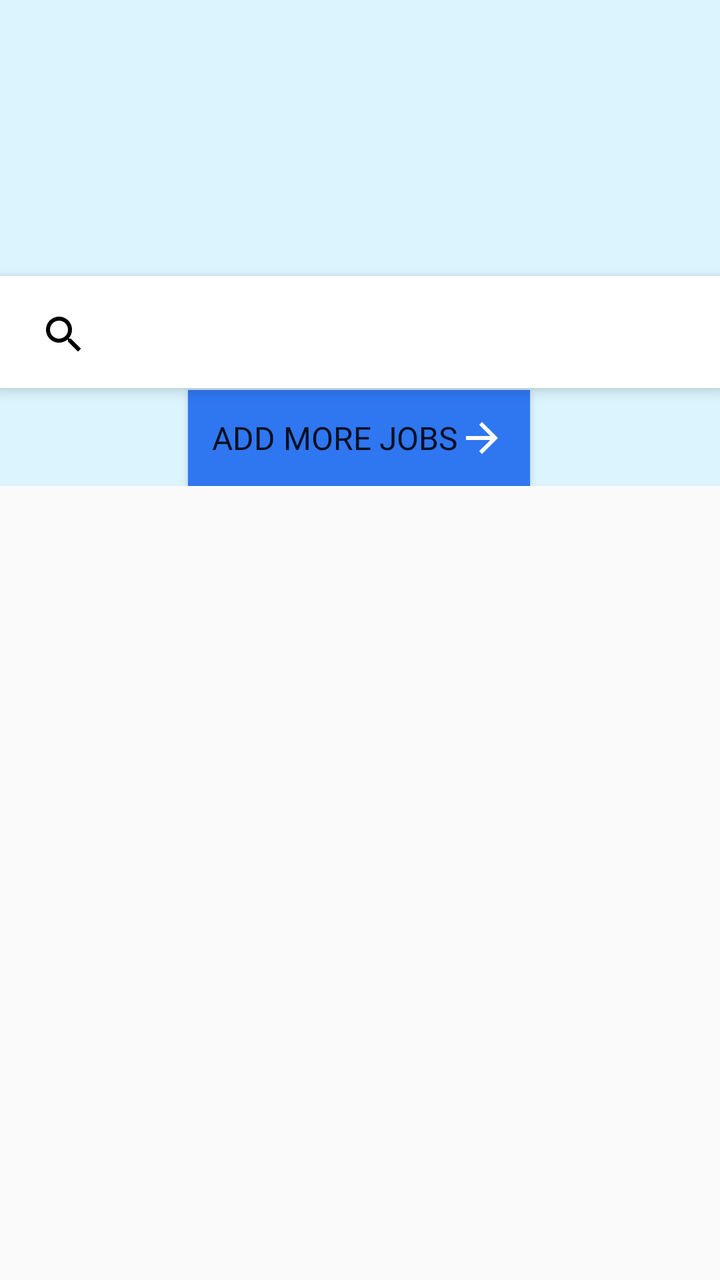
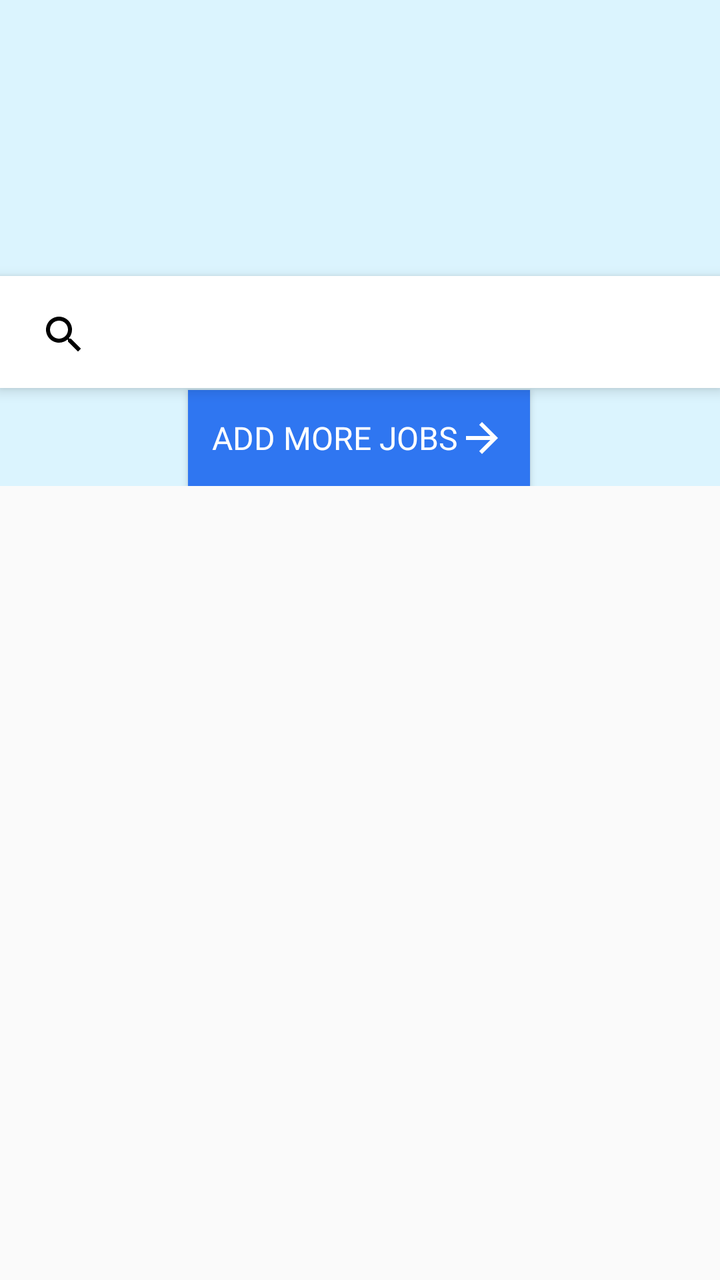

Before-and-after screenshots of an Android layout around one commit, followed by the original layout XML and the change that was made.
<!-- AndroidManifest.xml: application theme AppTheme -->
<!-- res/layout/activity_list__jobs.xml -->
<?xml version="1.0" encoding="utf-8"?>
<ScrollView xmlns:android="http://schemas.android.com/apk/res/android"
    xmlns:app="http://schemas.android.com/apk/res-auto"
    xmlns:tools="http://schemas.android.com/tools"
    android:layout_width="match_parent"
    android:layout_height="match_parent"
    tools:context=".list_Jobs">

    <androidx.constraintlayout.widget.ConstraintLayout
        android:layout_width="match_parent"
        android:layout_height="match_parent"
        android:background="@color/background"
        android:orientation="vertical"
        android:padding="0dp"
        app:layout_constraintBottom_toTopOf="@+id/toolbar"
        app:layout_constraintTop_toTopOf="@+id/toolbar">

        <ImageView
            android:id="@+id/profile"
            android:layout_width="128dp"
            android:layout_height="150dp"
            android:layout_gravity="center"

            app:layout_constraintEnd_toEndOf="parent"
            app:layout_constraintStart_toStartOf="parent"
            app:layout_constraintTop_toTopOf="parent" />

        <androidx.appcompat.widget.Toolbar
            android:id="@+id/toolbar"
            android:layout_width="match_parent"
            android:layout_height="wrap_content"
            android:layout_marginTop="138dp"
            android:background="@color/white"
            android:elevation="4dp"
            android:minHeight="?attr/actionBarSize"
            android:theme="?attr/actionBarTheme"
            app:layout_constraintEnd_toEndOf="parent"
            app:layout_constraintHorizontal_bias="1.0"
            app:layout_constraintStart_toStartOf="parent"
            app:layout_constraintTop_toBottomOf="@id/profile"
            app:layout_constraintTop_toTopOf="parent">


            <EditText
                android:id="@+id/searchEditText"
                android:layout_width="match_parent"
                android:layout_height="wrap_content"
                android:layout_gravity="center"
                android:drawableLeft="@drawable/search"
                android:fontFamily="@font/nunito"
                android:hint="  Search for Jobs"
                android:textColor="@color/cfdialog_button_black_text_color"
                android:textSize="18sp"
                tools:layout_editor_absoluteX="16dp"
                tools:layout_editor_absoluteY="5dp" />

        </androidx.appcompat.widget.Toolbar>

        <androidx.recyclerview.widget.RecyclerView
            android:id="@+id/recyclerViewDemo"
            android:layout_width="match_parent"
            android:layout_height="wrap_content"
            android:layout_marginTop="1dp"
            app:layout_constraintEnd_toEndOf="parent"
            app:layout_constraintStart_toStartOf="parent"
            app:layout_constraintTop_toBottomOf="@+id/toolbar">

        </androidx.recyclerview.widget.RecyclerView>

        <Button
            android:id="@+id/notify123"
            android:layout_width="wrap_content"
            android:layout_height="wrap_content"
            android:background="@color/colorPrimary"
            android:drawableRight="@drawable/ic_arrow_forward_black_24dp"
            android:fontFamily="@font/nunito"
            android:gravity="center"
            android:padding="12dp"
            android:text="Add more Jobs"
            android:textColor="@color/cfdialog_button_white_text_color"
            android:textSize="16sp"
            app:layout_constraintEnd_toEndOf="parent"
            app:layout_constraintHorizontal_bias="0.497"
            app:layout_constraintStart_toStartOf="parent"
            app:layout_constraintTop_toBottomOf="@+id/recyclerViewDemo" />
    </androidx.constraintlayout.widget.ConstraintLayout>
</ScrollView>
<!-- resources referenced by this layout -->
<resources>
  <color name="background">#DBF4FE</color>
  <color name="colorPrimary">#2F76F1</color>
  <color name="white">#FFFFFF</color>
  <!-- drawable ic_arrow_forward_black_24dp (drawable) -->
  <vector android:height="24dp" android:tint="#FFFFFF"
      android:viewportHeight="24.0" android:viewportWidth="24.0"
      android:width="24dp" xmlns:android="http://schemas.android.com/apk/res/android">
      <path android:fillColor="#FF000000" android:pathData="M12,4l-1.41,1.41L16.17,11H4v2h12.17l-5.58,5.59L12,20l8,-8z"/>
  </vector>
  <!-- drawable search (drawable) -->
  <vector xmlns:android="http://schemas.android.com/apk/res/android"
          android:width="24dp"
          android:height="24dp"
          android:viewportWidth="24.0"
          android:viewportHeight="24.0">
      <path
          android:fillColor="#FF000000"
          android:pathData="M15.5,14h-0.79l-0.28,-0.27C15.41,12.59 16,11.11 16,9.5 16,5.91 13.09,3 9.5,3S3,5.91 3,9.5 5.91,16 9.5,16c1.61,0 3.09,-0.59 4.23,-1.57l0.27,0.28v0.79l5,4.99L20.49,19l-4.99,-5zM9.5,14C7.01,14 5,11.99 5,9.5S7.01,5 9.5,5 14,7.01 14,9.5 11.99,14 9.5,14z"/>
  </vector>
  <style name="AppTheme" parent="Theme.AppCompat.Light.DarkActionBar">
          
          <item name="colorPrimary">@color/colorPrimary</item>
          <item name="colorPrimaryDark">@color/colorPrimaryDark</item>
          <item name="colorAccent">@color/colorAccent</item>
      </style>
  <color name="colorPrimaryDark">#00574B</color>
  <color name="colorAccent">#2F76F1</color>
</resources>

<!-- the commit's change to res/layout/activity_list__jobs.xml (unified diff, before → after) -->
@@ -49,7 +49,7 @@
                 android:drawableLeft="@drawable/search"
                 android:fontFamily="@font/nunito"
                 android:hint="  Search for Jobs"
-                android:textColor="@color/cfdialog_button_black_text_color"
+                android:textColor="@color/black"
                 android:textSize="18sp"
                 tools:layout_editor_absoluteX="16dp"
                 tools:layout_editor_absoluteY="5dp" />
@@ -77,7 +77,7 @@
             android:gravity="center"
             android:padding="12dp"
             android:text="Add more Jobs"
-            android:textColor="@color/cfdialog_button_white_text_color"
+            android:textColor="@color/white"
             android:textSize="16sp"
             app:layout_constraintEnd_toEndOf="parent"
             app:layout_constraintHorizontal_bias="0.497"
<!-- resource entries referenced after the edit -->
@@ -1,6 +1,7 @@
 <!-- resources referenced by this layout -->
 <resources>
   <color name="background">#DBF4FE</color>
+  <color name="black">#111111</color>
   <color name="colorPrimary">#2F76F1</color>
   <color name="white">#FFFFFF</color>
   <!-- drawable ic_arrow_forward_black_24dp (drawable) -->
